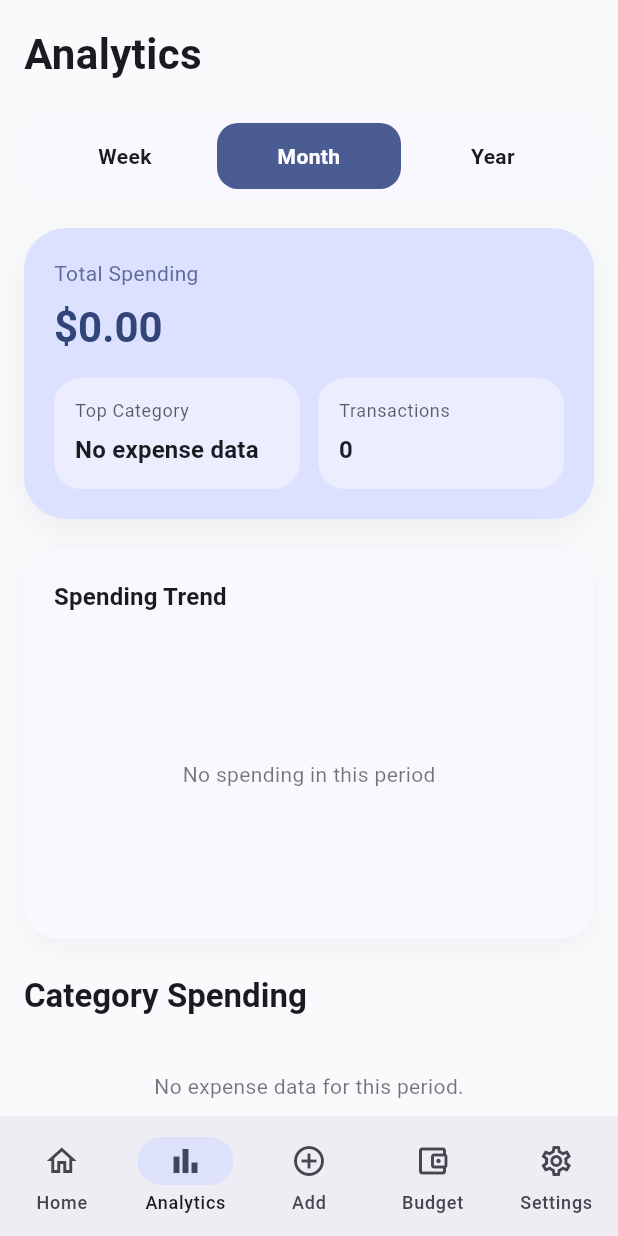
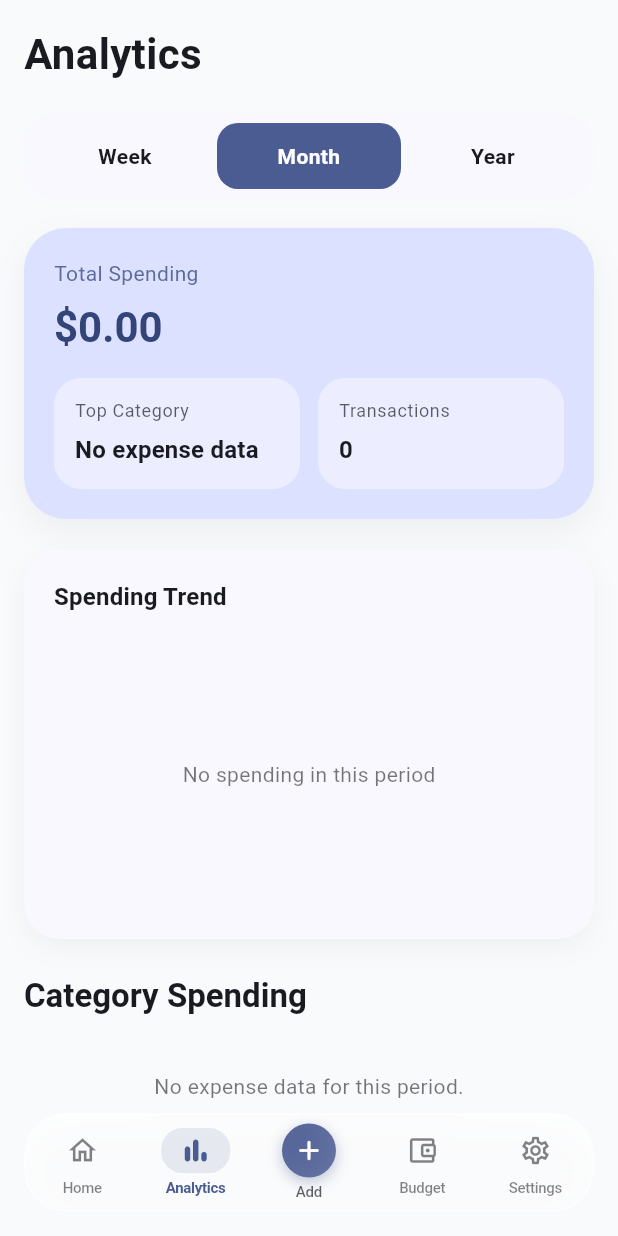
Before and after one commit to AR-NIHAL/trackora-finance-app, a Flutter app: the screen it shows after launch, item 2 of the bottom bar chosen, on a phone screen of 412 x 824 dp. Run offline on Flutter 3.47's test engine with Material 3 defaults, Android fonts, the light colour scheme and no system bars; our stand-ins replace csv, fl_chart, flutter_riverpod, freezed_annotation, go_router, hive and 5 more; accounts and stored records are empty.

Commit message:
feat: added glassmorphism bottom navBar

```diff
--- a/expense_tracker/lib/app/shell/main_shell.dart
+++ b/expense_tracker/lib/app/shell/main_shell.dart
@@ -42,7 +42,11 @@ class _MainShellState extends State<MainShell> {
   @override
   Widget build(BuildContext context) {
     return Scaffold(
-      body: SafeArea(child: _buildCurrentScreen()),
+      extendBody: true,
+      body: SafeArea(
+        bottom: false,
+        child: _buildCurrentScreen(),
+      ),
       bottomNavigationBar: AppBottomNavBar(
         currentTab: _currentTab,
         onTabSelected: _onTabSelected,
--- a/expense_tracker/lib/features/add_transaction/presentation/screens/add_transaction_screen.dart
+++ b/expense_tracker/lib/features/add_transaction/presentation/screens/add_transaction_screen.dart
@@ -114,7 +114,7 @@ class _AddTransactionScreenState extends ConsumerState<AddTransactionScreen> {
   @override
   Widget build(BuildContext context) {
     return SingleChildScrollView(
-      padding: const EdgeInsets.fromLTRB(16, 16, 16, 24),
+      padding: const EdgeInsets.fromLTRB(16, 16, 16, 100),
       child: Form(
         key: _formKey,
         child: Column(
--- a/expense_tracker/lib/features/analytics/presentation/screens/analytical_screen.dart
+++ b/expense_tracker/lib/features/analytics/presentation/screens/analytical_screen.dart
@@ -10,7 +10,7 @@ class AnalyticsScreen extends StatelessWidget {
   @override
   Widget build(BuildContext context) {
     return SingleChildScrollView(
-      padding: const EdgeInsets.fromLTRB(16, 16, 16, 24),
+      padding: const EdgeInsets.fromLTRB(16, 16, 16, 100),
       child: Column(
         crossAxisAlignment: CrossAxisAlignment.start,
         children: const [
--- a/expense_tracker/lib/features/budget/presentation/screens/budget_screen.dart
+++ b/expense_tracker/lib/features/budget/presentation/screens/budget_screen.dart
@@ -8,7 +8,7 @@ class BudgetScreen extends StatelessWidget {
   @override
   Widget build(BuildContext context) {
     return SingleChildScrollView(
-      padding: const EdgeInsets.fromLTRB(16, 16, 16, 24),
+      padding: const EdgeInsets.fromLTRB(16, 16, 16, 100),
       child: Column(
         crossAxisAlignment: CrossAxisAlignment.start,
         children: const [
--- a/expense_tracker/lib/features/home/presentation/screens/home_screen.dart
+++ b/expense_tracker/lib/features/home/presentation/screens/home_screen.dart
@@ -26,7 +26,7 @@ class _HomeScreenState extends State<HomeScreen> {
   @override
   Widget build(BuildContext context) {
     return SingleChildScrollView(
-      padding: const EdgeInsets.fromLTRB(16, 16, 16, 24),
+      padding: const EdgeInsets.fromLTRB(16, 16, 16, 100),
       child: Column(
         crossAxisAlignment: CrossAxisAlignment.start,
         children: [
--- a/expense_tracker/lib/features/settings/presentation/screens/settings_screen.dart
+++ b/expense_tracker/lib/features/settings/presentation/screens/settings_screen.dart
@@ -116,7 +116,7 @@ class SettingsScreen extends ConsumerWidget {
     }
 
     return SingleChildScrollView(
-      padding: const EdgeInsets.fromLTRB(16, 16, 16, 24),
+      padding: const EdgeInsets.fromLTRB(16, 16, 16, 100),
       child: Column(
         crossAxisAlignment: CrossAxisAlignment.start,
         children: [
--- a/expense_tracker/lib/shared/widgets/app_bottom_nav_bar.dart
+++ b/expense_tracker/lib/shared/widgets/app_bottom_nav_bar.dart
@@ -1,3 +1,4 @@
+import 'dart:ui';
 import 'package:flutter/material.dart';
 import '../../app/router/app_tab_item.dart';
 
@@ -11,72 +12,208 @@ class AppBottomNavBar extends StatelessWidget {
     required this.onTabSelected,
   });
 
-  int _currentIndexFromTab(AppTabItem tab) {
-    switch (tab) {
-      case AppTabItem.home:
-        return 0;
-      case AppTabItem.analytics:
-        return 1;
-      case AppTabItem.add:
-        return 2;
-      case AppTabItem.budget:
-        return 3;
-      case AppTabItem.settings:
-        return 4;
-    }
+  Widget _buildNavItem(
+    BuildContext context, {
+    required AppTabItem tab,
+    required String label,
+    required IconData icon,
+    required IconData selectedIcon,
+  }) {
+    final isSelected = currentTab == tab;
+    final theme = Theme.of(context);
+    final primaryColor = theme.colorScheme.primary;
+    final unselectedColor = theme.colorScheme.onSurface.withValues(alpha: 0.55);
+
+    return Expanded(
+      child: Material(
+        color: Colors.transparent,
+        child: InkWell(
+          borderRadius: BorderRadius.circular(20),
+          onTap: () => onTabSelected(tab),
+          child: Padding(
+            padding: const EdgeInsets.symmetric(vertical: 6),
+            child: Column(
+              mainAxisSize: MainAxisSize.min,
+              mainAxisAlignment: MainAxisAlignment.center,
+              children: [
+                AnimatedContainer(
+                  duration: const Duration(milliseconds: 200),
+                  curve: Curves.easeInOut,
+                  padding: const EdgeInsets.symmetric(
+                    horizontal: 12,
+                    vertical: 4,
+                  ),
+                  decoration: BoxDecoration(
+                    color: isSelected
+                        ? primaryColor.withValues(alpha: 0.12)
+                        : Colors.transparent,
+                    borderRadius: BorderRadius.circular(14),
+                  ),
+                  child: Icon(
+                    isSelected ? selectedIcon : icon,
+                    color: isSelected ? primaryColor : unselectedColor,
+                    size: 22,
+                  ),
+                ),
+                const SizedBox(height: 2),
+                Text(
+                  label,
+                  style: TextStyle(
+                    fontSize: 10,
+                    fontWeight: isSelected ? FontWeight.w700 : FontWeight.w500,
+                    color: isSelected ? primaryColor : unselectedColor,
+                    letterSpacing: -0.2,
+                  ),
+                ),
+              ],
+            ),
+          ),
+        ),
+      ),
+    );
   }
 
-  AppTabItem _tabFromIndex(int index) {
-    switch (index) {
-      case 0:
-        return AppTabItem.home;
-      case 1:
-        return AppTabItem.analytics;
-      case 2:
-        return AppTabItem.add;
-      case 3:
-        return AppTabItem.budget;
-      case 4:
-        return AppTabItem.settings;
-      default:
-        return AppTabItem.home;
-    }
+  Widget _buildAddNavItem(BuildContext context) {
+    final isSelected = currentTab == AppTabItem.add;
+    final theme = Theme.of(context);
+    final primaryColor = theme.colorScheme.primary;
+
+    return Expanded(
+      child: Material(
+        color: Colors.transparent,
+        child: InkWell(
+          borderRadius: BorderRadius.circular(20),
+          onTap: () => onTabSelected(AppTabItem.add),
+          child: Padding(
+            padding: const EdgeInsets.symmetric(vertical: 4),
+            child: Column(
+              mainAxisSize: MainAxisSize.min,
+              mainAxisAlignment: MainAxisAlignment.center,
+              children: [
+                Container(
+                  width: 36,
+                  height: 36,
+                  decoration: BoxDecoration(
+                    gradient: LinearGradient(
+                      colors: isSelected
+                          ? [primaryColor, primaryColor.withValues(alpha: 0.85)]
+                          : [
+                              primaryColor.withValues(alpha: 0.95),
+                              primaryColor.withValues(alpha: 0.8),
+                            ],
+                      begin: Alignment.topLeft,
+                      end: Alignment.bottomRight,
+                    ),
+                    shape: BoxShape.circle,
+                    boxShadow: [
+                      BoxShadow(
+                        color: primaryColor.withValues(alpha: 0.35),
+                        blurRadius: 8,
+                        offset: const Offset(0, 3),
+                      ),
+                    ],
+                  ),
+                  child: const Icon(
+                    Icons.add_rounded,
+                    color: Colors.white,
+                    size: 22,
+                  ),
+                ),
+                const SizedBox(height: 2),
+                Text(
+                  'Add',
+                  style: TextStyle(
+                    fontSize: 10,
+                    fontWeight: isSelected ? FontWeight.w700 : FontWeight.w500,
+                    color: isSelected
+                        ? primaryColor
+                        : theme.colorScheme.onSurface.withValues(alpha: 0.7),
+                    letterSpacing: -0.2,
+                  ),
+                ),
+              ],
+            ),
+          ),
+        ),
+      ),
+    );
   }
 
   @override
   Widget build(BuildContext context) {
-    return NavigationBar(
-      selectedIndex: _currentIndexFromTab(currentTab),
-      onDestinationSelected: (index) {
-        onTabSelected(_tabFromIndex(index));
-      },
-      destinations: const [
-        NavigationDestination(
-          icon: Icon(Icons.home_outlined),
-          selectedIcon: Icon(Icons.home),
-          label: 'Home',
+    final isDark = Theme.of(context).brightness == Brightness.dark;
+    final bottomPadding = MediaQuery.paddingOf(context).bottom;
+
+    return Padding(
+      padding: EdgeInsets.fromLTRB(
+        16,
+        0,
+        16,
+        bottomPadding > 0 ? bottomPadding : 16,
+      ),
+      child: ClipRRect(
+        borderRadius: BorderRadius.circular(28),
+        child: BackdropFilter(
+          filter: ImageFilter.blur(sigmaX: 16, sigmaY: 16),
+          child: Container(
+            height: 66,
+            decoration: BoxDecoration(
+              color: isDark
+                  ? const Color(0xFF1E293B).withValues(alpha: 0.75)
+                  : Colors.white.withValues(alpha: 0.8),
+              borderRadius: BorderRadius.circular(28),
+              border: Border.all(
+                color: isDark
+                    ? Colors.white.withValues(alpha: 0.12)
+                    : Colors.white.withValues(alpha: 0.6),
+                width: 1.2,
+              ),
+              boxShadow: [
+                BoxShadow(
+                  color: (isDark ? Colors.black : const Color(0xFF64748B))
+                      .withValues(alpha: isDark ? 0.35 : 0.12),
+                  blurRadius: 24,
+                  offset: const Offset(0, 8),
+                ),
+              ],
+            ),
+            child: Row(
+              mainAxisAlignment: MainAxisAlignment.spaceEvenly,
+              children: [
+                _buildNavItem(
+                  context,
+                  tab: AppTabItem.home,
+                  label: 'Home',
+                  icon: Icons.home_outlined,
+                  selectedIcon: Icons.home_rounded,
+                ),
+                _buildNavItem(
+                  context,
+                  tab: AppTabItem.analytics,
+                  label: 'Analytics',
+                  icon: Icons.bar_chart_outlined,
+                  selectedIcon: Icons.bar_chart_rounded,
+                ),
+                _buildAddNavItem(context),
+                _buildNavItem(
+                  context,
+                  tab: AppTabItem.budget,
+                  label: 'Budget',
+                  icon: Icons.account_balance_wallet_outlined,
+                  selectedIcon: Icons.account_balance_wallet_rounded,
+                ),
+                _buildNavItem(
+                  context,
+                  tab: AppTabItem.settings,
+                  label: 'Settings',
+                  icon: Icons.settings_outlined,
+                  selectedIcon: Icons.settings_rounded,
+                ),
+              ],
+            ),
+          ),
         ),
-        NavigationDestination(
-          icon: Icon(Icons.bar_chart_outlined),
-          selectedIcon: Icon(Icons.bar_chart),
-          label: 'Analytics',
-        ),
-        NavigationDestination(
-          icon: Icon(Icons.add_circle_outline),
-          selectedIcon: Icon(Icons.add_circle),
-          label: 'Add',
-        ),
-        NavigationDestination(
-          icon: Icon(Icons.account_balance_wallet_outlined),
-          selectedIcon: Icon(Icons.account_balance_wallet),
-          label: 'Budget',
-        ),
-        NavigationDestination(
-          icon: Icon(Icons.settings_outlined),
-          selectedIcon: Icon(Icons.settings),
-          label: 'Settings',
-        ),
-      ],
+      ),
     );
   }
 }
```
Also changed, not shown: 1 other file.
